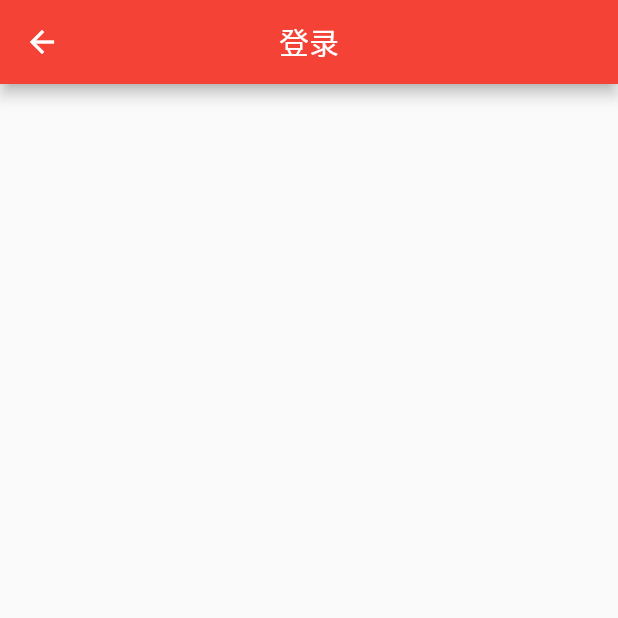
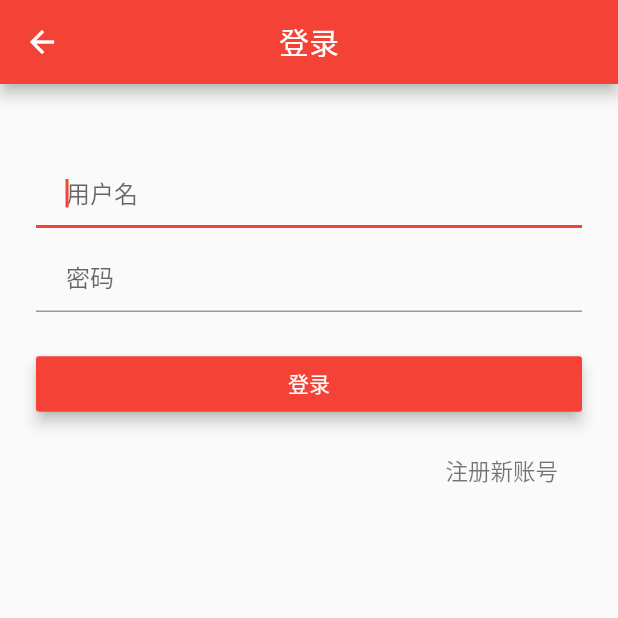
Before and after one commit to hurshi/wanandroid, a Flutter app: the LoginPage screen opened directly, on a phone screen of 412 x 824 dp, the top half of it. Run offline on Flutter 3.47's test engine with Material 2 defaults, Android fonts, the phone set to English and light mode, and no system bars; our stand-ins replace cached_network_image, dio, flutter_svg; missing offline and left inert: banner, flutter_webview_plugin; generated files the repository leaves out were written again; network calls fail.

Commit message:
add login ui

```diff
--- a/lib/pages/login/LoginPage.dart
+++ b/lib/pages/login/LoginPage.dart
@@ -1,8 +1,6 @@
 import 'package:flutter/material.dart';
-
-import 'package:wanandroid/pages/common/ItemListPage.dart';
-import 'package:wanandroid/api/CommonService.dart';
-import 'package:wanandroid/widget/SearchBar.dart';
+import 'package:wanandroid/common/GlobalConfig.dart';
+import 'package:wanandroid/common/Router.dart';
 
 class LoginPage extends StatefulWidget {
   LoginPage();
@@ -13,20 +11,65 @@ class LoginPage extends StatefulWidget {
 
 class _LoginPagePageState extends State<LoginPage> {
   @override
-  void initState() {
-    super.initState();
-  }
+  Widget build(BuildContext context) {
+    final email = TextFormField(
+      keyboardType: TextInputType.emailAddress,
+      autofocus: true,
+      decoration: InputDecoration(
+        hintText: '用户名',
+        contentPadding: EdgeInsets.fromLTRB(20.0, 10.0, 20.0, 10.0),
+//      border: OutlineInputBorder(borderRadius: BorderRadius.circular(32.0)),
+      ),
+    );
 
-  @override
-  Widget build(BuildContext context) {
+    final password = TextFormField(
+      autofocus: true,
+      obscureText: true,
+      decoration: InputDecoration(
+        hintText: '密码',
+        contentPadding: EdgeInsets.fromLTRB(20.0, 10.0, 20.0, 10.0),
+//      border: OutlineInputBorder(borderRadius: BorderRadius.circular(32.0)),
+      ),
+    );
+
+    final loginButton = RaisedButton(
+      padding: const EdgeInsets.all(8.0),
+      color: GlobalConfig.colorPrimary,
+      textColor: Colors.white,
+      child: Text("登录"),
+      elevation: 4.0,
+      onPressed: () {},
+    );
+
+    final regestLabel = FlatButton(
+      child: Text(
+        '注册新账号',
+        style: TextStyle(fontSize: 15.0, color: Colors.black54),
+      ),
+      onPressed: () {},
+    );
     return Scaffold(
       appBar: AppBar(
         centerTitle: true,
         title: Text("登录"),
       ),
-      body: _buildBody(),
+      body: ListView(
+        shrinkWrap: true,
+        padding: EdgeInsets.only(left: 24.0, right: 24.0),
+        children: <Widget>[
+          SizedBox(height: 48.0),
+          email,
+          SizedBox(height: 8.0),
+          password,
+          SizedBox(height: 24.0),
+          loginButton,
+          SizedBox(height: 10.0),
+          Container(
+            child: regestLabel,
+            alignment: Alignment.centerRight,
+          ),
+        ],
+      ),
     );
   }
-
-  Widget _buildBody() {}
 }
--- a/lib/pages/mine/MinePage.dart
+++ b/lib/pages/mine/MinePage.dart
@@ -6,6 +6,7 @@ import 'package:wanandroid/common/Sp.dart';
 import 'package:flutter_svg/flutter_svg.dart';
 import 'package:wanandroid/api/Api.dart';
 import 'package:wanandroid/common/Router.dart';
+import 'package:cached_network_image/cached_network_image.dart';
 
 class MinePage extends StatefulWidget {
   @override
```
Also changed, not shown: 4 other files.
